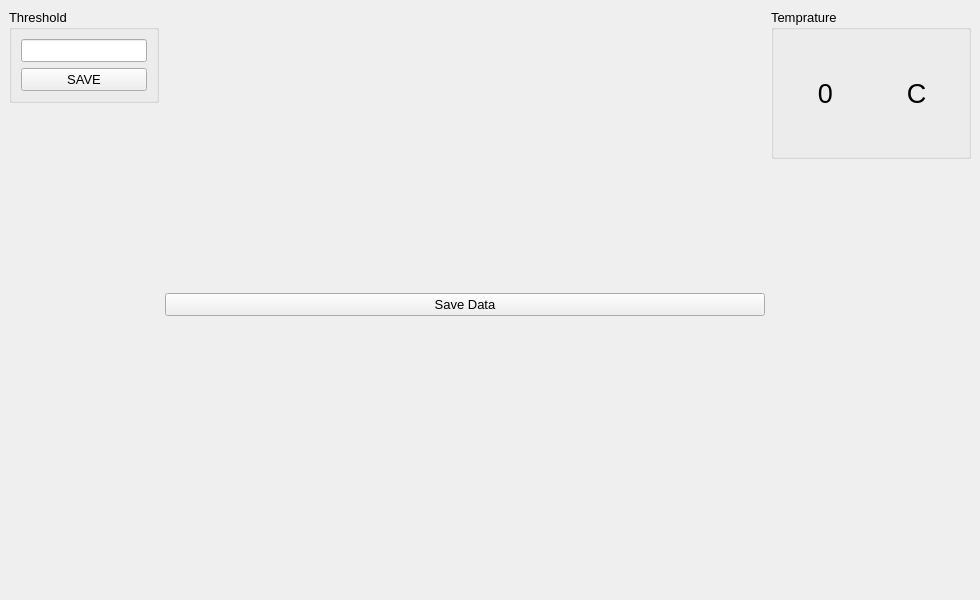
The window that MainWindow.ui (faisalrao778/ECGSoftware) describes before a commit, drawn with Qt 5.
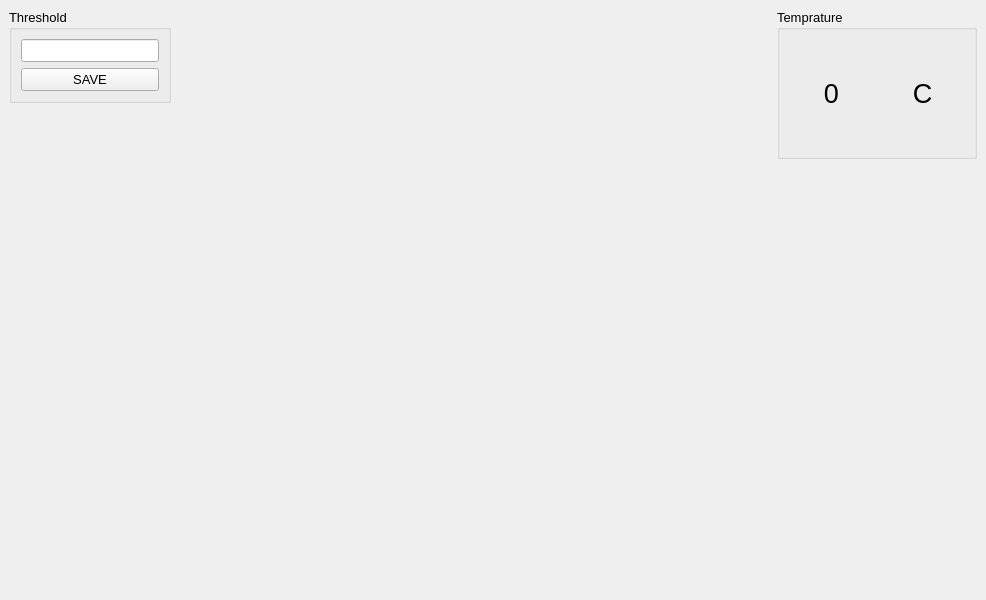
The same window after the commit.

Commit message:
Changes Made in Live Data Reading
Faisal Gandu Test Lazmi Karlena Shayad Masle Masail hon code me

```diff
--- a/MainWindow.ui
+++ b/MainWindow.ui
@@ -6,7 +6,7 @@
    <rect>
     <x>0</x>
     <y>0</y>
-    <width>862</width>
+    <width>986</width>
     <height>600</height>
    </rect>
   </property>
@@ -98,36 +98,15 @@
       <item>
        <spacer name="verticalSpacer_temprature">
         <property name="orientation">
-         <enum>Qt::Vertical</enum>
-        </property>
-        <property name="sizeType">
-         <enum>QSizePolicy::Maximum</enum>
+         <enum>Qt::Horizontal</enum>
         </property>
         <property name="sizeHint" stdset="0">
-         <size>
-          <width>20</width>
-          <height>10</height>
-         </size>
-        </property>
-       </spacer>
-      </item>
-      <item>
-       <widget class="QPushButton" name="pushButton_data_save">
-        <property name="minimumSize">
          <size>
           <width>600</width>
-          <height>0</height>
+          <height>20</height>
          </size>
         </property>
-        <property name="font">
-         <font>
-          <pointsize>10</pointsize>
-         </font>
-        </property>
-        <property name="text">
-         <string>Save Data</string>
-        </property>
-       </widget>
+       </spacer>
       </item>
      </layout>
     </item>
```
Left out of the diff: 14 changed lines with no effect on the pictures. The commit also changes 2 other files.
